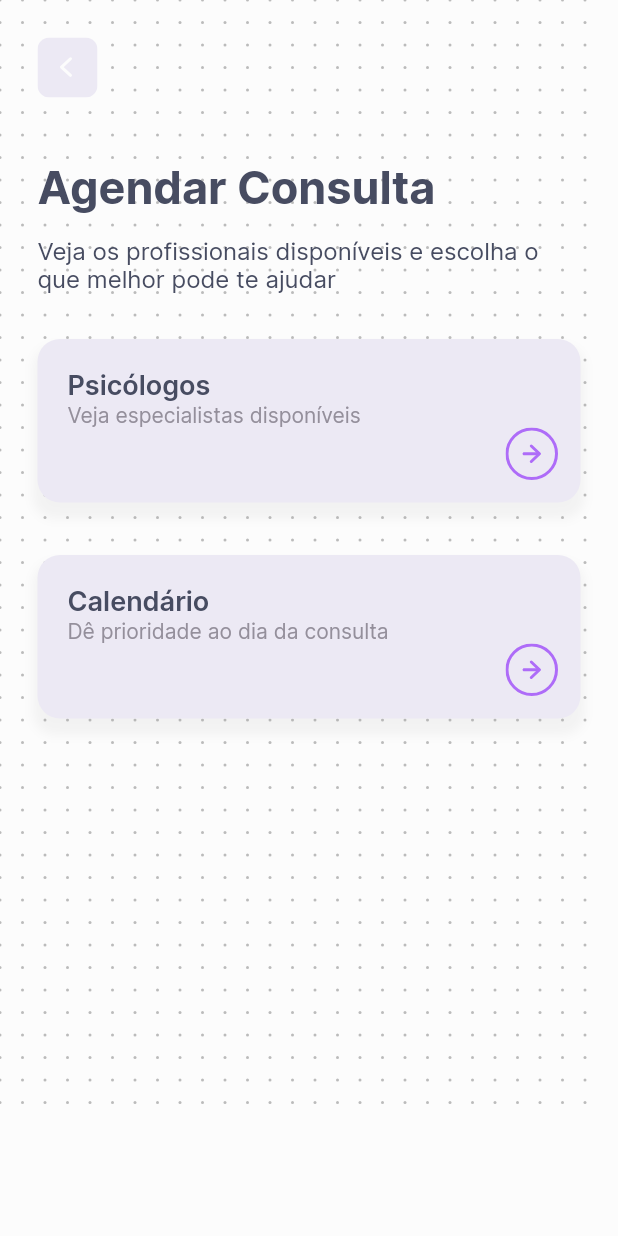
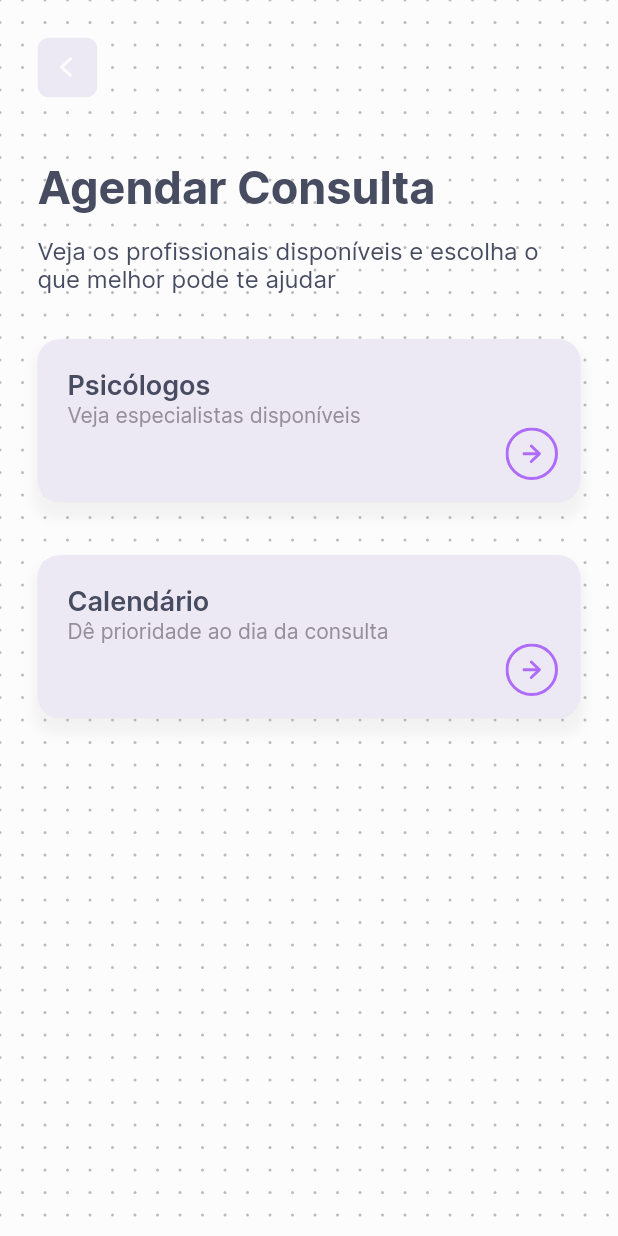
Before and after one commit to morisoinc/intra, a Flutter app: the Main screen opened directly, after a tap on "Agendar Consulta", on a phone screen of 412 x 824 dp. Run offline on Flutter 3.47's test engine with Material 2 defaults, Android fonts, the phone set to English and light mode, and no system bars; our stand-ins replace bloc, cloud_firestore, equatable, firebase_auth, flutter_bloc, flutter_svg and 3 more; missing offline and left inert: flutter_cubit, pedantic; accounts and stored records are empty.

```diff
--- a/lib/widgets/IntraContainer.dart
+++ b/lib/widgets/IntraContainer.dart
@@ -1,5 +1,3 @@
-
-
 import 'dart:ui';
 
 import 'package:flutter/cupertino.dart';
@@ -8,7 +6,6 @@ import 'package:intra/meta/intraSpacing/margin.dart';
 import 'package:intra/theme.dart';
 
 class IntraContainer extends StatelessWidget {
-
   final Widget child;
 
   IntraContainer(this.child);
@@ -20,7 +17,10 @@ class IntraContainer extends StatelessWidget {
       child: Container(
         decoration: new BoxDecoration(color: white3),
         child: CustomPaint(
-          painter: DottedBackground(),
+          painter: DottedBackground(
+            MediaQuery.of(context).size.width,
+            MediaQuery.of(context).size.height,
+          ),
           child: Container(
             child: SafeArea(
               child: Container(
@@ -28,8 +28,7 @@ class IntraContainer extends StatelessWidget {
                     IntraMargin.horizontalMargin,
                     IntraMargin.verticalMargin,
                     IntraMargin.horizontalMargin,
-                    IntraMargin.verticalMargin
-                ),
+                    IntraMargin.verticalMargin),
                 child: child,
               ),
             ),
@@ -40,31 +39,31 @@ class IntraContainer extends StatelessWidget {
   }
 }
 
-
 class DottedBackground extends CustomPainter {
-
   static final offsets = [];
   static final brush = Paint()
-    ..color =Color(0xFFBBBBBB)
+    ..color = Color(0xFFBBBBBB)
     ..strokeCap = StrokeCap.round
     ..strokeWidth = 2;
+
+  final double screenWidth;
+  final double screenHeight;
+
+  DottedBackground(this.screenWidth, this.screenHeight);
 
   @override
   void paint(Canvas canvas, Size size) {
     List<Offset> offsets = List();
 
-    // var finalprint = '';
-
-    for (var i = 0; i < 27; i++) {
-      for (var j = 0; j < 50; j++) {
-        offsets.add(Offset(i*15.0, j*15.0));
-        // finalprint += "Offset(${i*15.0}, ${j*15.0}), ";
+    for (var i = 0; i < screenWidth; i += 15) {
+      for (var j = 0; j < screenHeight; j += 15) {
+        offsets.add(Offset(i + .0, j + .0));
       }
-      // finalprint += "\n";
     }
 
     canvas.drawPoints(PointMode.points, offsets, brush);
   }
 
-  @override bool shouldRepaint(CustomPainter oldDelegate) => false;
+  @override
+  bool shouldRepaint(CustomPainter oldDelegate) => false;
 }
```
